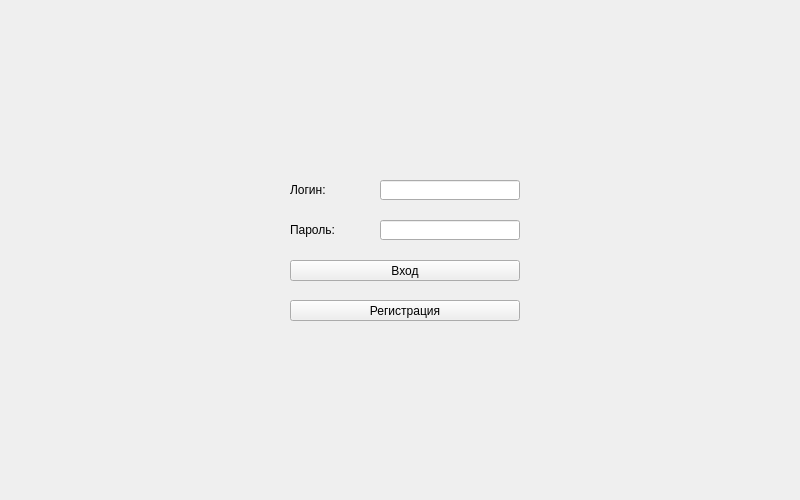
Above: login.ui from underleak/fetchmail before the change. Below: the same form after it.
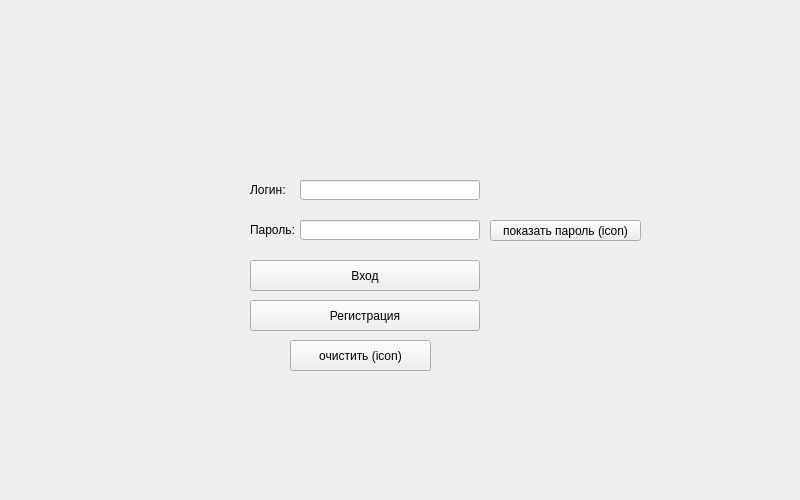
That is the form after the change.

What changed in the file:
```diff
--- a/login.ui
+++ b/login.ui
@@ -14,30 +14,23 @@
    <string>Login</string>
   </property>
   <widget class="QWidget" name="centralwidget">
-   <widget class="QLineEdit" name="lineEdit">
+   <widget class="QPushButton" name="pushButton_2">
     <property name="geometry">
      <rect>
-      <x>380</x>
-      <y>220</y>
-      <width>140</width>
-      <height>20</height>
+      <x>250</x>
+      <y>300</y>
+      <width>230</width>
+      <height>31</height>
      </rect>
     </property>
-   </widget>
-   <widget class="QLineEdit" name="lineEdit_2">
-    <property name="geometry">
-     <rect>
-      <x>380</x>
-      <y>180</y>
-      <width>140</width>
-      <height>20</height>
-     </rect>
+    <property name="text">
+     <string>Регистрация</string>
     </property>
    </widget>
    <widget class="QLabel" name="label">
     <property name="geometry">
      <rect>
-      <x>290</x>
+      <x>250</x>
       <y>180</y>
       <width>47</width>
       <height>20</height>
@@ -47,43 +40,76 @@
      <string>Логин:</string>
     </property>
    </widget>
-   <widget class="QLabel" name="label_2">
-    <property name="geometry">
-     <rect>
-      <x>290</x>
-      <y>220</y>
-      <width>47</width>
-      <height>20</height>
-     </rect>
-    </property>
-    <property name="text">
-     <string>Пароль:</string>
-    </property>
-   </widget>
    <widget class="QPushButton" name="pushButton">
     <property name="geometry">
      <rect>
-      <x>290</x>
+      <x>250</x>
       <y>260</y>
       <width>230</width>
-      <height>21</height>
+      <height>31</height>
      </rect>
     </property>
     <property name="text">
      <string>Вход</string>
     </property>
    </widget>
-   <widget class="QPushButton" name="pushButton_2">
+   <widget class="QPushButton" name="pushButton_5">
     <property name="geometry">
      <rect>
-      <x>290</x>
-      <y>300</y>
-      <width>230</width>
+      <x>490</x>
+      <y>220</y>
+      <width>151</width>
       <height>21</height>
      </rect>
     </property>
     <property name="text">
-     <string>Регистрация</string>
+     <string>показать пароль (icon)</string>
+    </property>
+   </widget>
+   <widget class="QLineEdit" name="lineEdit_2">
+    <property name="geometry">
+     <rect>
+      <x>300</x>
+      <y>180</y>
+      <width>180</width>
+      <height>20</height>
+     </rect>
+    </property>
+   </widget>
+   <widget class="QLabel" name="label_2">
+    <property name="geometry">
+     <rect>
+      <x>250</x>
+      <y>220</y>
+      <width>47</width>
+      <height>20</height>
+     </rect>
+    </property>
+    <property name="text">
+     <string>Пароль:</string>
+    </property>
+   </widget>
+   <widget class="QPushButton" name="pushButton_3">
+    <property name="geometry">
+     <rect>
+      <x>290</x>
+      <y>340</y>
+      <width>141</width>
+      <height>31</height>
+     </rect>
+    </property>
+    <property name="text">
+     <string>очистить (icon)</string>
+    </property>
+   </widget>
+   <widget class="QLineEdit" name="lineEdit">
+    <property name="geometry">
+     <rect>
+      <x>300</x>
+      <y>220</y>
+      <width>180</width>
+      <height>20</height>
+     </rect>
     </property>
    </widget>
   </widget>
```
